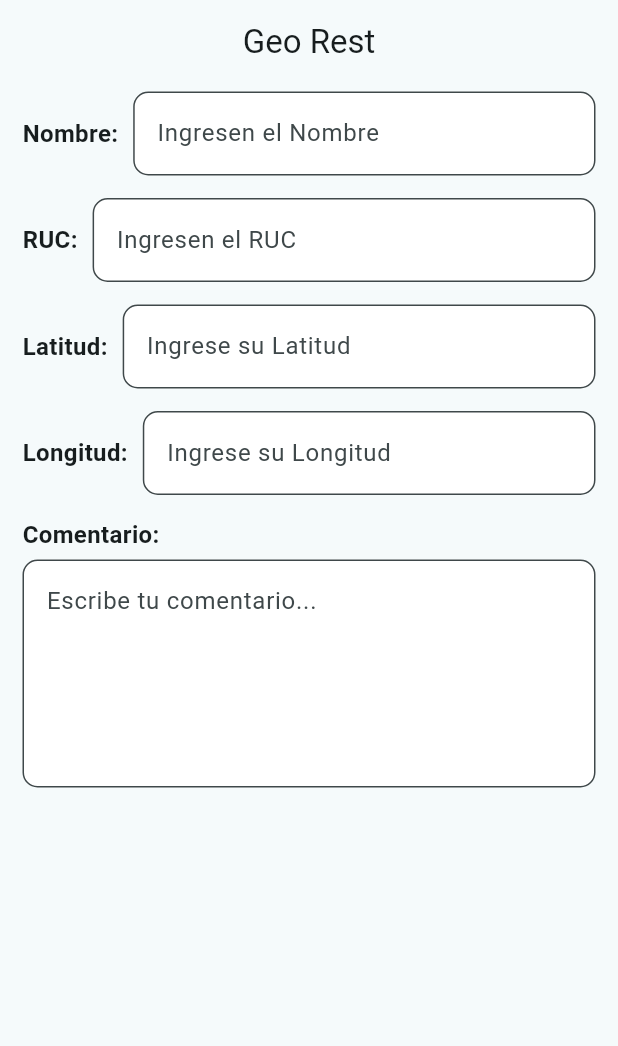
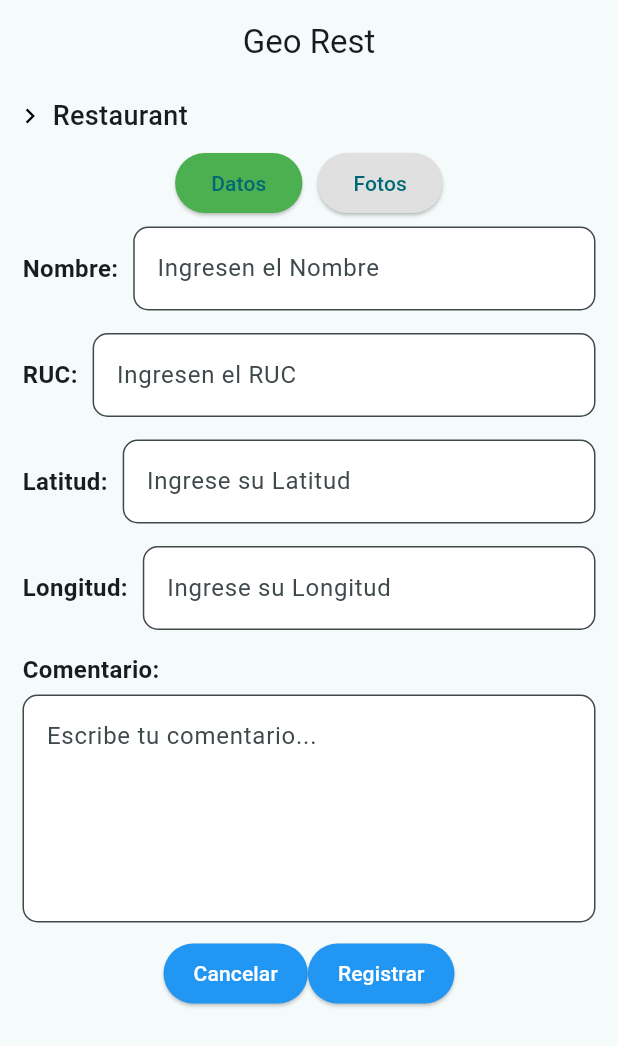
Before and after one commit to Jean-Pier/restaurant-app, a Flutter app: the screen it shows after launch, after a tap on "next", on a phone screen of 412 x 824 dp. Shown: the top 1046 px of the screen. Run offline on Flutter 3.47's test engine with Material 3 defaults, Android fonts, the phone set to English and light mode, and no system bars.

Commit message:
feat : add screen data
.

```diff
--- a/lib/screens/home/home.dart
+++ b/lib/screens/home/home.dart
@@ -1,5 +1,5 @@
 import 'package:flutter/material.dart';
-import 'package:restaurant_app/screens/panel/data_screen.dart';
+import 'package:restaurant_app/screens/panel/panel_screen.dart';
 import 'package:restaurant_app/widgets/appbar.dart';
 
 class HomeScreen extends StatefulWidget {
@@ -33,7 +33,7 @@ class _HomeScreenState extends State<HomeScreen> {
                   Navigator.push(
                     context,
                     MaterialPageRoute(
-                      builder: (context) => const DataScreen(),
+                      builder: (context) => const PanelScreen(),
                     ),
                   );
                 },
--- a/lib/screens/panel/data_screen.dart
+++ b/lib/screens/panel/data/data_screen.dart
@@ -1,5 +1,5 @@
 import 'package:flutter/material.dart';
-import 'package:restaurant_app/widgets/appbar.dart';
+import 'package:restaurant_app/widgets/button.dart';
 import 'package:restaurant_app/widgets/text_comment.dart';
 import 'package:restaurant_app/widgets/text_field.dart';
 
@@ -30,7 +30,6 @@ class _PanelScreenState extends State<DataScreen> {
   @override
   Widget build(BuildContext context) {
     return Scaffold(
-      appBar: AppBarWidgets(),
       body: SafeArea(
         child: SingleChildScrollView(
           child: Column(
@@ -62,7 +61,24 @@ class _PanelScreenState extends State<DataScreen> {
                 inputType: TextInputType.text,
                 readOnly: true,
               ),
-              TextCommentWidgets(textLabel: 'Comentario:', controller: comment,),
+              TextCommentWidgets(textLabel: 'Comentario:', controller: comment),
+              Row(
+                mainAxisSize: MainAxisSize.min,
+                children: [
+                  ButtonWidgets(
+                    label: 'Cancelar',
+                    onPressed: () {
+                      print('Cancelar');
+                    },
+                  ),
+                  ButtonWidgets(
+                    label: 'Registrar',
+                    onPressed: () {
+                      print('Reg');
+                    },
+                  ),
+                ],
+              ),
             ],
           ),
         ),
--- /dev/null
+++ b/lib/screens/panel/panel_screen.dart
@@ -0,0 +1,80 @@
+import 'package:flutter/material.dart';
+import 'package:restaurant_app/screens/panel/data/data_screen.dart';
+import 'package:restaurant_app/widgets/appbar.dart';
+
+class PanelScreen extends StatefulWidget {
+  const PanelScreen({super.key});
+
+  @override
+  State<PanelScreen> createState() => _PanelScreenState();
+}
+
+class _PanelScreenState extends State<PanelScreen> {
+  bool isDatosSelected = true;
+  @override
+  Widget build(BuildContext context) {
+    return Scaffold(
+      appBar: AppBarWidgets(),
+      body: Column(
+        children: [
+          isDatosSelected
+              ? Padding(
+                padding: const EdgeInsets.symmetric(
+                  vertical: 8.0,
+                  horizontal: 10,
+                ),
+                child: Row(
+                  children: [
+                    Icon(
+                      Icons.chevron_right,
+                      size: 20,
+                      color: Colors.black,
+                    ),
+                    SizedBox(width: 5),
+                    Text(
+                      'Restaurant',
+                      style: TextStyle(
+                        fontSize: 18,
+                        fontWeight: FontWeight.w500,
+                      ),
+                    ),
+                  ],
+                ),
+              )
+              : Container(),
+          Row(
+            mainAxisAlignment: MainAxisAlignment.center,
+            children: [
+              ElevatedButton(
+                onPressed: () {
+                  setState(() {
+                    isDatosSelected = true;
+                  });
+                },
+                style: ElevatedButton.styleFrom(
+                  backgroundColor:
+                      isDatosSelected ? Colors.green : Colors.grey[300],
+                ),
+                child: Text("Datos"),
+              ),
+              SizedBox(width: 10),
+              ElevatedButton(
+                onPressed: () {
+                  setState(() {
+                    isDatosSelected = false;
+                  });
+                },
+                style: ElevatedButton.styleFrom(
+                  backgroundColor:
+                      !isDatosSelected ? Colors.green : Colors.grey[300],
+                ),
+                child: Text("Fotos"),
+              ),
+            ],
+          ),
+          Expanded(child: isDatosSelected ? DataScreen() : Container()),
+        ],
+      ),
+    );
+  }
+}
--- /dev/null
+++ b/lib/widgets/button.dart
@@ -0,0 +1,25 @@
+import 'package:flutter/material.dart';
+
+class ButtonWidgets extends StatelessWidget {
+  const ButtonWidgets({
+    super.key,
+    required this.label,
+    required this.onPressed,
+  });
+
+  final String label;
+  final VoidCallback onPressed;
+  @override
+  Widget build(BuildContext context) {
+    return ElevatedButton(
+      onPressed: onPressed,
+      style: ElevatedButton.styleFrom(
+        backgroundColor: Colors.blue,
+        foregroundColor: Colors.white,
+        padding: EdgeInsets.symmetric(horizontal: 20, vertical: 10),
+        shape: RoundedRectangleBorder(borderRadius: BorderRadius.circular(50)),
+      ),
+      child: Text(label),
+    );
+  }
+}
```
